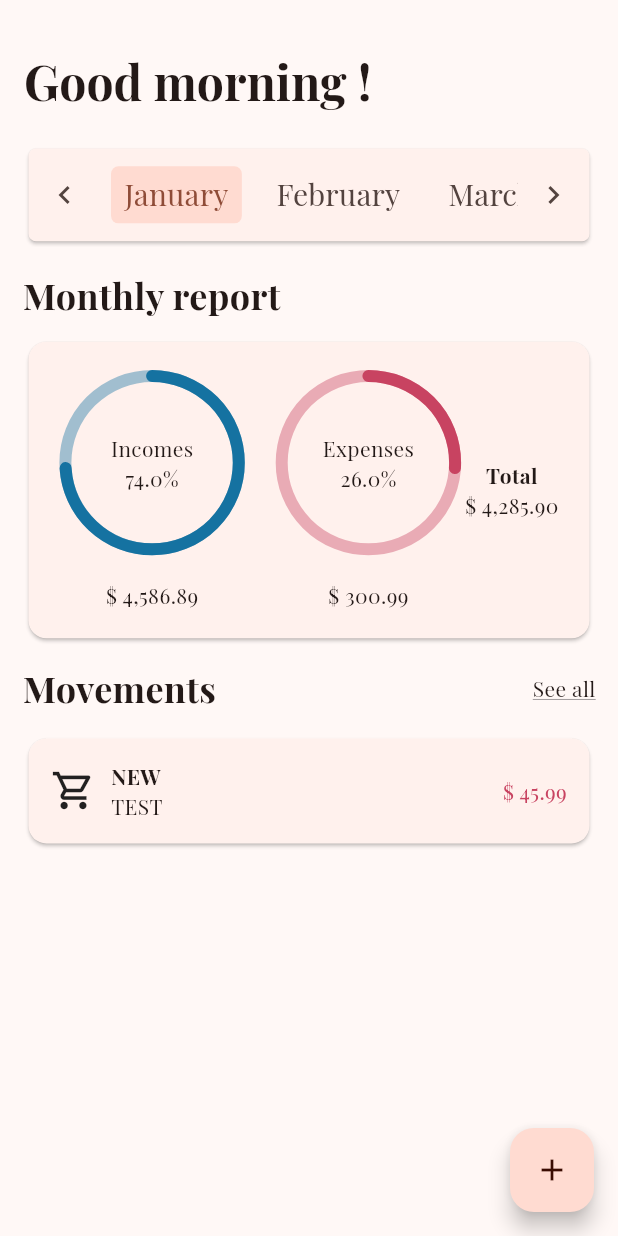
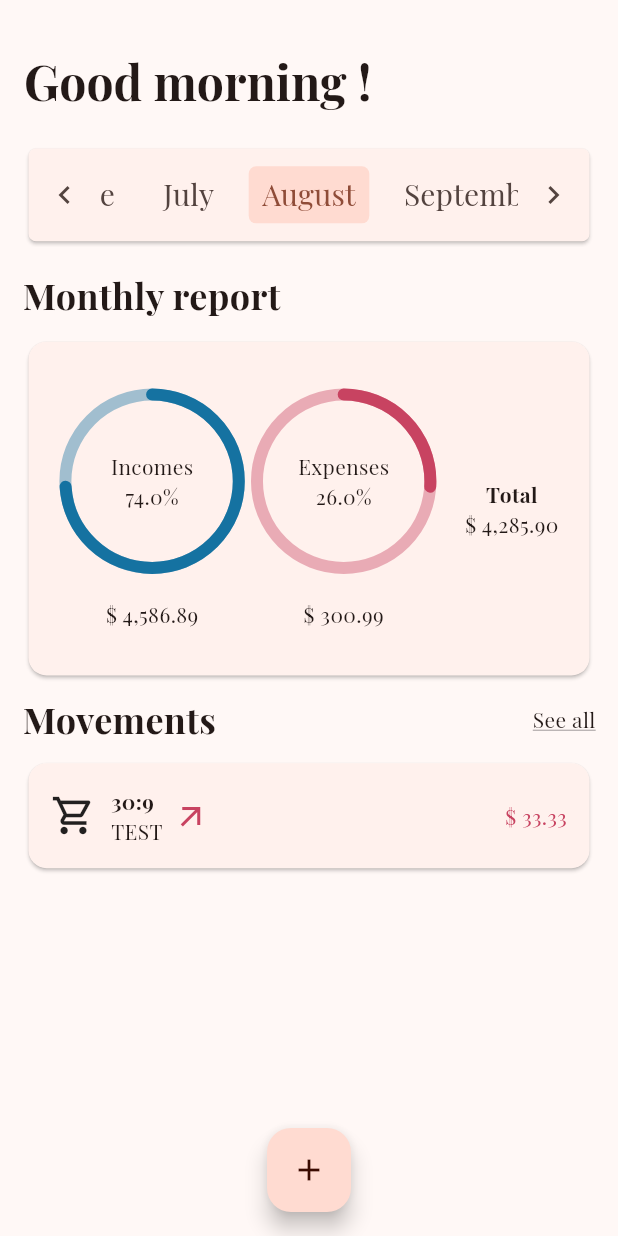
Before and after one commit to jacopo-degattis/makeitcount, a Flutter app: the screen it shows after launch, after a tap on the "add" icon, on a phone screen of 412 x 824 dp. Run offline on Flutter 3.47's test engine with Material 3 defaults, Android fonts, the phone set to English and light mode, and no system bars; drawn by our look-alikes of percent_indicator; our stand-ins replace flutter_riverpod, google_fonts, objectbox, riverpod_annotation; generated files the repository leaves out were written again.

Commit message:
feat: add debounce time between each tab scroll along with spinner fix: fix some wrong proportions of widgets on different displays chore: improve performance moving "movements" fetch to specific component instead of "Home" feat: tab startup index euivalent to current month

```diff
--- a/lib/pages/home/components/expenses_preview.dart
+++ b/lib/pages/home/components/expenses_preview.dart
@@ -1,29 +1,57 @@
 import 'package:flutter/material.dart';
-import 'package:makeitcount/state/models/movement.model.dart';
 import 'package:makeitcount/pages/home/components/monthly_report.dart';
 import 'package:makeitcount/pages/home/components/movements.dart';
+import 'package:makeitcount/util.dart';
 
 // TODO: probably improve this name
 // This could simply aggregate both 'Monthly report'
 // and 'Movements' components
 class ExpensesPreview extends StatefulWidget {
-  final List<MovementModel> movements;
+  // final List<MovementModel> movements;
+  final int month;
 
-  const ExpensesPreview({super.key, required this.movements});
+  const ExpensesPreview({super.key, required this.month});
 
   @override
   State<ExpensesPreview> createState() => _ExpensesPreviewState();
 }
 
 class _ExpensesPreviewState extends State<ExpensesPreview> {
+  bool isDebouncing = true;
+  final _debouncer = Debouncer(milliseconds: 1000);
+
+  @override
+  void initState() {
+    super.initState();
+    _debouncer.run(() {
+      setState(() {
+        isDebouncing = false;
+      });
+    });
+  }
+
+  @override
+  void dispose() {
+    super.dispose();
+    _debouncer.stop();
+  }
+
   @override
   Widget build(BuildContext context) {
-    return Column(
-        mainAxisAlignment: MainAxisAlignment.start,
-        crossAxisAlignment: CrossAxisAlignment.start,
-        children: [
-          const MonthlyReport(),
-          Movements(movements: widget.movements)
-        ]);
+    return !isDebouncing
+        ? Column(
+            mainAxisAlignment: MainAxisAlignment.start,
+            crossAxisAlignment: CrossAxisAlignment.start,
+            children: [
+                const MonthlyReport(),
+                Movements(
+                  month: widget.month,
+                )
+              ])
+        : const Column(
+            mainAxisAlignment: MainAxisAlignment.center,
+            crossAxisAlignment: CrossAxisAlignment.center,
+            children: [CircularProgressIndicator()],
+          );
   }
 }
--- a/lib/pages/home/components/monthly_report.dart
+++ b/lib/pages/home/components/monthly_report.dart
@@ -11,8 +11,8 @@ class MonthlyReport extends StatefulWidget {
 class _MonthlyReportState extends State<MonthlyReport> {
   @override
   Widget build(BuildContext context) {
-    final graphsSapcing = MediaQuery.of(context).size.width * 0.05;
-    final cardHeight = MediaQuery.of(context).size.height * 0.20;
+    final graphsSapcing = MediaQuery.of(context).size.width * 0.01;
+    final cardHeight = MediaQuery.of(context).size.height * 0.23;
     final verticalCardPadding = MediaQuery.of(context).size.height * 0.02;
     final horizontalCardPadding = MediaQuery.of(context).size.width * 0.05;
 
--- a/lib/pages/home/components/movements.dart
+++ b/lib/pages/home/components/movements.dart
@@ -1,20 +1,28 @@
 import 'package:flutter/material.dart';
-import 'package:makeitcount/state/models/movement.model.dart';
+import 'package:flutter_riverpod/flutter_riverpod.dart';
 import 'package:makeitcount/pages/home/components/single_movment_card.dart';
+import 'package:makeitcount/state/providers/movements/movements_repository.provider.dart';
 
-class Movements extends StatefulWidget {
-  final List<MovementModel> movements;
+class Movements extends ConsumerStatefulWidget {
+  // final List<MovementModel> movements;
+  final int month;
 
-  const Movements({super.key, required this.movements});
+  const Movements({super.key, required this.month});
 
   @override
-  State<Movements> createState() => _MovementsState();
+  ConsumerState<Movements> createState() => _MovementsState();
 }
 
-class _MovementsState extends State<Movements> {
+class _MovementsState extends ConsumerState<Movements> {
   @override
   Widget build(BuildContext context) {
-    final margin = MediaQuery.of(context).size.height * 0.015;
+    final margin = MediaQuery.of(context).size.height * 0.010;
+
+    final movementsRepo = ref.watch(movementsRepositoryProvider);
+    // I show only the three / four last movements
+    // To see all others you need to use the See all page
+    final movementsPreview =
+        movementsRepo.getMovementsByMonth(widget.month, limit: 3);
 
     return Column(children: [
       Container(
@@ -39,32 +47,14 @@ class _MovementsState extends State<Movements> {
           )),
       Column(
         mainAxisAlignment: MainAxisAlignment.spaceEvenly,
-        // children: [
-        //   SingleMovementCard(
-        //     title: "Conad",
-        //     category: "Grocery",
-        //     price: 34.39,
-        //     image: "test",
-        //   ),
-        //   SingleMovementCard(
-        //     title: "Conad",
-        //     category: "Grocery",
-        //     price: 34.39,
-        //     image: "test",
-        //   ),
-        //   SingleMovementCard(
-        //     title: "Conad",
-        //     category: "Grocery",
-        //     price: 34.39,
-        //     image: "test",
-        //   ),
-        // ],
-        children: widget.movements.map((movement) {
+        children: movementsPreview.map((movement) {
           return SingleMovementCard(
-              title: movement.title,
-              category: movement.category,
-              price: movement.price,
-              image: movement.image);
+            title: movement.title,
+            category: movement.category,
+            price: movement.price,
+            image: movement.image,
+            type: movement.type,
+          );
         }).toList(),
       )
     ]);
--- a/lib/pages/home/components/single_movment_card.dart
+++ b/lib/pages/home/components/single_movment_card.dart
@@ -5,6 +5,7 @@ class SingleMovementCard extends StatelessWidget {
   final String category;
   final double price; // TODO: it's price the best name ?
   final String image;
+  final int type;
 
   const SingleMovementCard({
     super.key,
@@ -12,6 +13,7 @@ class SingleMovementCard extends StatelessWidget {
     required this.category,
     required this.price,
     required this.image,
+    required this.type,
   });
 
   @override
@@ -44,6 +46,17 @@ class SingleMovementCard extends StatelessWidget {
                   ],
                 ),
               ),
+              Container(
+                  margin: const EdgeInsets.only(left: 7.0),
+                  child: type == 0
+                      ? const Icon(
+                          Icons.arrow_outward,
+                          color: Color(0xFFC84361),
+                        )
+                      : const Icon(
+                          Icons.south_west,
+                          color: Color(0xFF1572A1),
+                        ))
             ],
           ),
           Text(
--- a/lib/pages/home/home.dart
+++ b/lib/pages/home/home.dart
@@ -1,3 +1,5 @@
+import 'dart:math';
+
 import 'package:flutter/material.dart';
 import 'package:flutter_riverpod/flutter_riverpod.dart';
 import 'package:makeitcount/state/models/movement.model.dart';
@@ -19,7 +21,7 @@ class _HomePageState extends ConsumerState<HomePage>
   void initState() {
     super.initState();
     _tabController = TabController(
-      initialIndex: 0,
+      initialIndex: DateTime.now().month - 1,
       length: 12,
       vsync: this,
     );
@@ -30,7 +32,8 @@ class _HomePageState extends ConsumerState<HomePage>
     final movementsRepo = ref.watch(movementsRepositoryProvider);
     // I show only the three / four last movements
     // To see all others you need to use the See all page
-    final movementsPreview = movementsRepo.getMovementsByMonth(9, limit: 3);
+    final movementsPreview =
+        movementsRepo.getMovementsByMonth(DateTime.now().month, limit: 3);
 
     final highlightColor = Theme.of(context).colorScheme.primaryContainer;
     final months = [
@@ -142,23 +145,40 @@ class _HomePageState extends ConsumerState<HomePage>
           child: TabBarView(
               controller: _tabController,
               children: List.filled(12, 0)
+                  .asMap()
+                  .entries
                   .map((x) => ExpensesPreview(
-                        movements: movementsPreview,
+                        month: x.key + 1,
                       ))
                   .toList() as List<Widget>),
         ),
       ),
+      // TODO: keep it centered or on the right
+      // Also if in center, should it have a label or only thep plus sign ?
+      floatingActionButtonLocation: FloatingActionButtonLocation.centerFloat,
       floatingActionButton: FloatingActionButton(
         onPressed: () {
           setState(() {
-            movementsPreview
-                .add(MovementModel(0, "NEW", 33.33, "TEST", "NONE", 9, 1));
+            movementsPreview.add(MovementModel(
+                0,
+                "${DateTime.now().minute}:${DateTime.now().second}",
+                33.33,
+                "TEST",
+                "NONE",
+                _tabController.index + 1,
+                Random().nextInt(2)));
           });
           // TODO:
           // I think I should reverse options.
           // First I need to check if I correctly inserted the new entry in DB.
           // If it succeded then I can add it to local state.
-          movementsRepo.addMovement("NEW", "TEST", 33.33);
+          movementsRepo.addMovement(
+              "${DateTime.now().minute}:${DateTime.now().second}",
+              "TEST",
+              33.33,
+              "IMG",
+              _tabController.index + 1,
+              Random().nextInt(2));
         },
         child: const Icon(Icons.add),
       ),
--- a/lib/state/repository/movements.repository.dart
+++ b/lib/state/repository/movements.repository.dart
@@ -3,7 +3,14 @@ import 'package:makeitcount/state/models/movement.model.dart';
 import 'package:makeitcount/objectbox.g.dart';
 
 abstract class MovementsRepositoryDefinition {
-  void addMovement(String name, String category, double price);
+  void addMovement(
+    String name,
+    String category,
+    double price,
+    String image,
+    int month,
+    int type,
+  );
   List<MovementModel> getMovementsByMonth(int month, {int? limit});
   // TODO: maybe add "add, remove, edit" movement/s
 }
@@ -16,10 +23,17 @@ class MovementsRepository extends MovementsRepositoryDefinition {
   );
 
   @override
-  void addMovement(String name, String category, double price) {
+  void addMovement(
+    String name,
+    String category,
+    double price,
+    String image,
+    int month,
+    int type,
+  ) {
     print("Inserting new movement");
     final box = _objectBoxDatabase.store.box<MovementModel>();
-    box.put(MovementModel(0, name, 45.99, category, "IMG", 9, 1));
+    box.put(MovementModel(0, name, price, category, image, month, type));
     print("Done inserting movement");
   }
 
--- a/lib/util.dart
+++ b/lib/util.dart
@@ -1,10 +1,13 @@
+import 'dart:async';
+
 import 'package:flutter/material.dart';
 import 'package:google_fonts/google_fonts.dart';
 
 TextTheme createTextTheme(
     BuildContext context, String bodyFontString, String displayFontString) {
   TextTheme baseTextTheme = Theme.of(context).textTheme;
-  TextTheme bodyTextTheme = GoogleFonts.getTextTheme(bodyFontString, baseTextTheme);
+  TextTheme bodyTextTheme =
+      GoogleFonts.getTextTheme(bodyFontString, baseTextTheme);
   TextTheme displayTextTheme =
       GoogleFonts.getTextTheme(displayFontString, baseTextTheme);
   TextTheme textTheme = displayTextTheme.copyWith(
@@ -17,3 +20,20 @@ TextTheme createTextTheme(
   );
   return textTheme;
 }
+
+// Source: https://medium.com/codingmountain-blog/debouncing-in-flutter-ed74847e17ff
+class Debouncer {
+  final int milliseconds;
+  Timer? _timer;
+  Debouncer({required this.milliseconds});
+  void run(VoidCallback action) {
+    if (_timer != null) {
+      _timer!.cancel();
+    }
+    _timer = Timer(Duration(milliseconds: milliseconds), action);
+  }
+
+  void stop() {
+    _timer!.cancel();
+  }
+}
```
